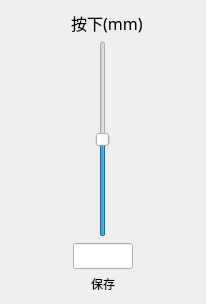
The window that Module/ModuleDKSAdjust.ui (wlffeng2008/AkkoStudio) describes before a commit, drawn with Qt 5.
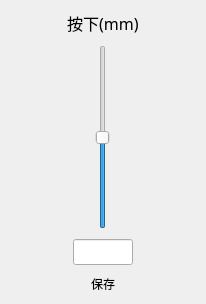
The same window after the commit. Icons and pictures are not drawn. Custom widgets are drawn as their Qt base class.

```diff
--- a/Module/ModuleDKSAdjust.ui
+++ b/Module/ModuleDKSAdjust.ui
@@ -17,6 +17,9 @@
    <string notr="true">QPushButton{max-height:24px;border:none}</string>
   </property>
   <layout class="QVBoxLayout" name="verticalLayout" stretch="0,1,0,0">
+   <property name="spacing">
+    <number>10</number>
+   </property>
    <item>
     <layout class="QHBoxLayout" name="horizontalLayout_2">
      <property name="rightMargin">
```
